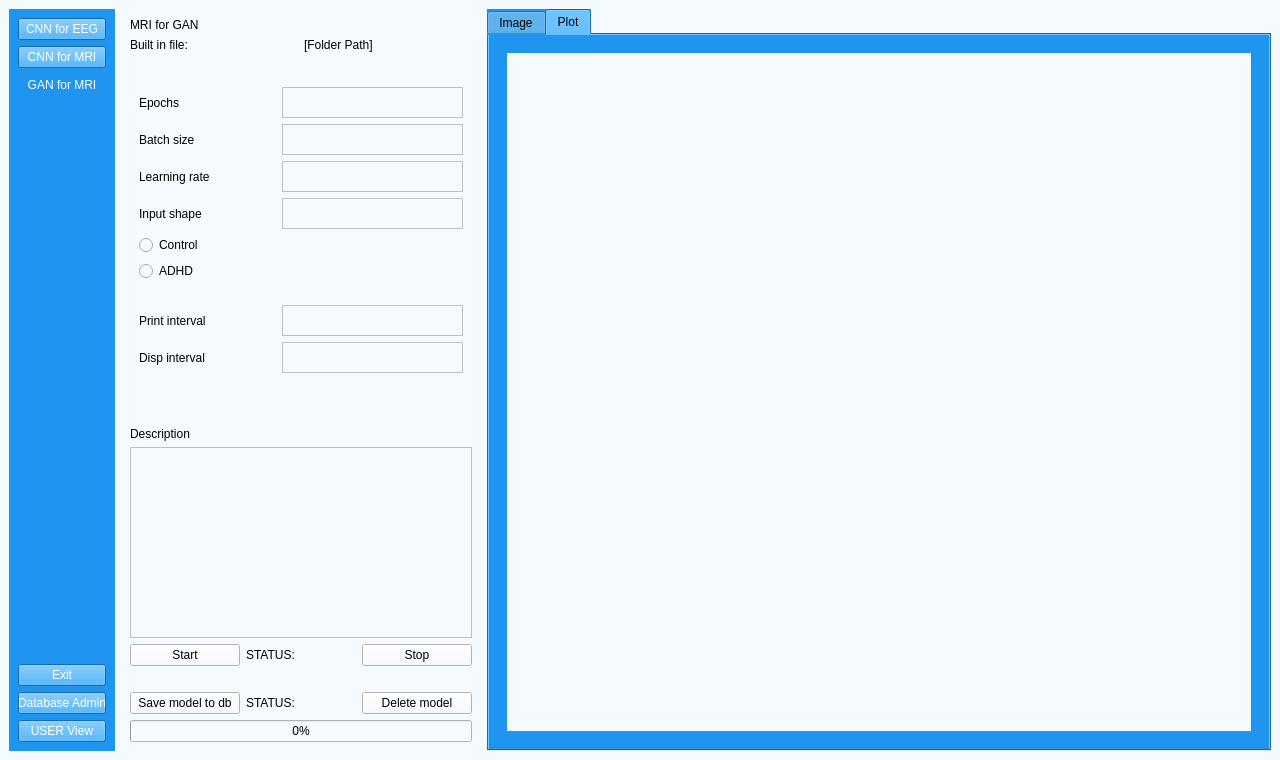
Qt form UI/aUI_projekt_GAN.ui (matimusial/ADHDPredictorApp) before a commit.
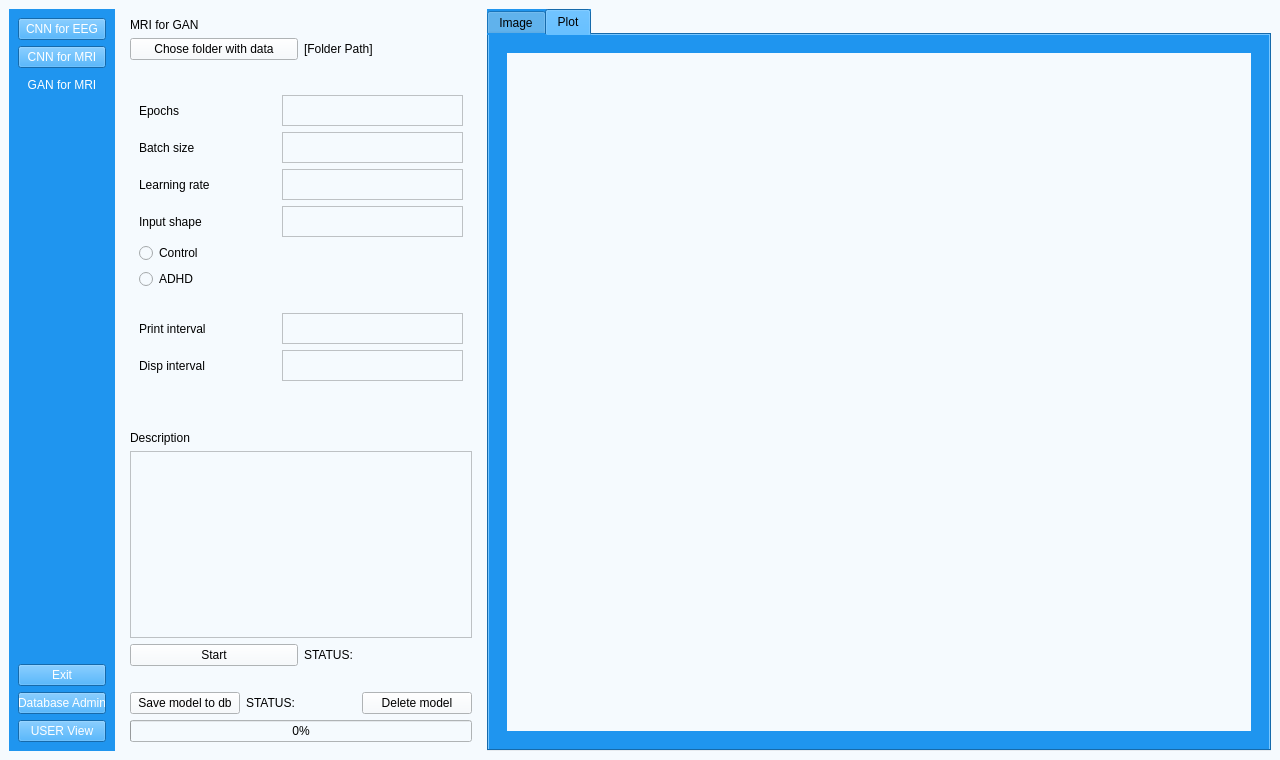
The same form after that commit. The open tabs and pages were chosen to show the change. Icons and pictures are not drawn.

Patch:
```diff
--- a/UI/aUI_projekt_GAN.ui
+++ b/UI/aUI_projekt_GAN.ui
@@ -170,9 +170,9 @@
              <item>
               <layout class="QHBoxLayout" name="horizontalLayout_10">
                <item>
-                <widget class="QLabel" name="label">
+                <widget class="QPushButton" name="folder_explore">
                  <property name="text">
-                  <string>Built in file:</string>
+                  <string>Chose folder with data</string>
                  </property>
                 </widget>
                </item>
@@ -435,13 +435,6 @@
                  </property>
                 </widget>
                </item>
-               <item>
-                <widget class="QPushButton" name="stopButton">
-                 <property name="text">
-                  <string>Stop</string>
-                 </property>
-                </widget>
-               </item>
               </layout>
              </item>
              <item>
```
Left out of the diff: 2 changed lines with no effect on the pictures.
